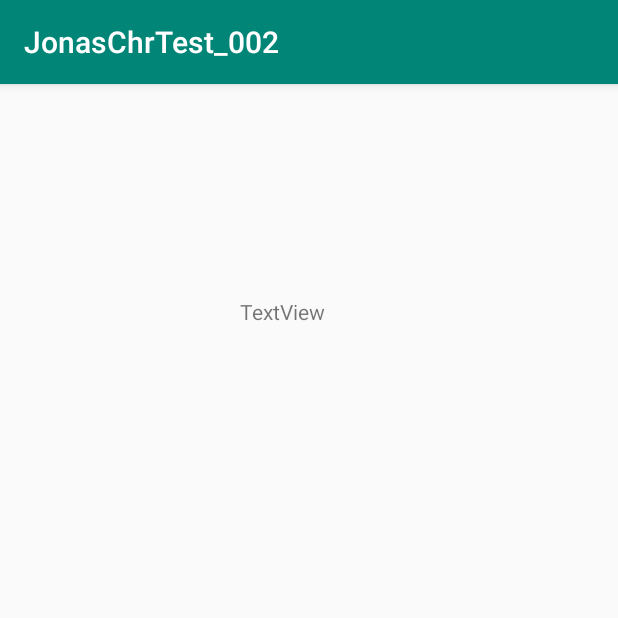
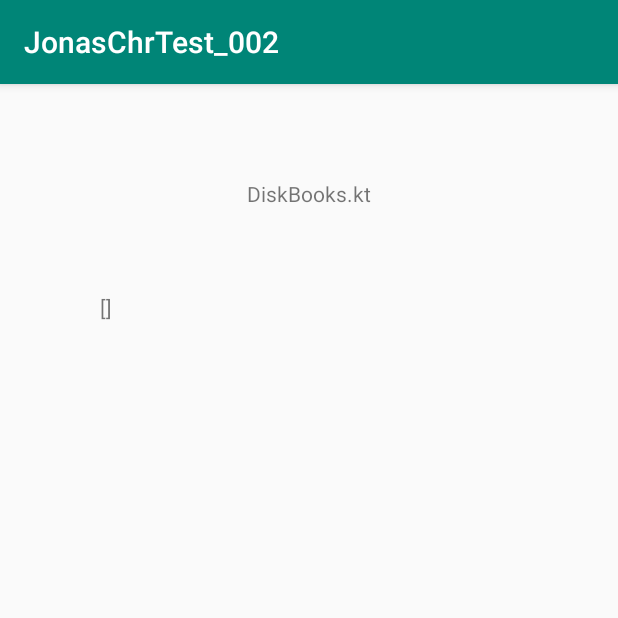
Before and after one commit to Weiqifan1/JonasChrTest_002, an Android app: the DiskBooks screen opened directly, with no data from a screen before it, on a phone screen of 412 x 824 dp, the top half of it. Run offline under Robolectric (Android 15) with nearby library versions, the light colour scheme and no system bars.

Commit message:
kan nu finde mp3 filer og se dem som stringe

```diff
--- a/app/src/main/AndroidManifest.xml
+++ b/app/src/main/AndroidManifest.xml
@@ -2,7 +2,8 @@
 <manifest xmlns:android="http://schemas.android.com/apk/res/android"
           package="com.example.jonaschrtest_002">
 
-    <uses-permission android:name="android.permission.READ_EXTERNAL_STORAGE"/>
+    <uses-permission android:name="android.permission.WRITE_EXTERNAL_STORAGE" />
+    <uses-permission android:name="android.permission.READ_EXTERNAL_STORAGE" />
 
     <application
             android:allowBackup="true"
--- a/app/src/main/java/com/example/jonaschrtest_002/DiskBooks.kt
+++ b/app/src/main/java/com/example/jonaschrtest_002/DiskBooks.kt
@@ -1,13 +1,142 @@
 package com.example.jonaschrtest_002
 
+import android.database.Cursor
 import android.os.Bundle
 import android.os.PersistableBundle
 import android.support.v7.app.AppCompatActivity
+import android.provider.MediaStore
+import android.util.Log
+import kotlinx.android.synthetic.main.activity_diskbooks.*
+import android.provider.MediaStore.Images.Media.getBitmap
+import android.R.attr.path
+import android.media.MediaMetadataRetriever
+import android.R.attr.duration
+import android.content.Context
+import java.nio.file.Files.exists
+import com.example.jonaschrtest_002.Models.AudioModel.*
+import com.example.jonaschrtest_002.Models.AudioModel
+
+
+
+
 
 class DiskBooks: AppCompatActivity() {
     override fun onCreate(savedInstanceState: Bundle?) {
         super.onCreate(savedInstanceState)
         setContentView(R.layout.activity_diskbooks)
+
+        actdiskbooks_name.text = "DiskBooks.kt"
+
+        //actdiskbooks_mp3strings.text = "her skal der vaere tekst om de mp3 strings jeg kan finde"
+        actdiskbooks_mp3strings.text = getAllAudioFromDevice(this).toString();
+
+
+
     }
 
+
+
+    //2019-05-04 kl. 19.56
+    //https://riptutorial.com/android/example/23916/fetch-audio-mp3-files-from-specific-folder-of-device-or-fetch-all-files
+    fun getAllAudioFromDevice(context: Context): ArrayList<AudioModel> {
+        val tempAudioList = ArrayList<AudioModel>()
+
+        val uri = MediaStore.Audio.Media.EXTERNAL_CONTENT_URI
+        val projection = arrayOf(
+            MediaStore.Audio.AudioColumns.DATA,
+            MediaStore.Audio.AudioColumns.TITLE,
+            MediaStore.Audio.AudioColumns.ALBUM,
+            MediaStore.Audio.ArtistColumns.ARTIST
+        )
+        //val c = context.getContentResolver()
+        //    .query(uri, projection, MediaStore.Audio.Media.DATA + " like ? ", arrayOf("%utm%"), null)
+        val c = context.getContentResolver().query(
+            uri,
+            projection,
+            null, null, null
+        )
+
+        if (c != null) {
+            while (c!!.moveToNext()) {
+                val audioModel = AudioModel(
+                    c!!.getString(0),
+                    c!!.getString(1),
+                    c!!.getString(2),
+                    c!!.getString(3)
+                )
+
+
+                //Log.e("Name :$name", " Album :$album")
+                //Log.e("Path :$path", " Artist :$artist")
+
+                tempAudioList.add(audioModel)
+            }
+            c!!.close()
+        }
+
+        return tempAudioList
+    }
+
+
 }
+
+
+
+
+/*
+
+    actdiskbooks_mp3strings.text = scanDeviceForMp3Files().size.toString()
+
+    //Stackoverflow.com - Lazy Ninja - edited Jan 30 '17 at 7:20  answered Jun 3 '14 at 2:14
+    //https://stackoverflow.com/questions/21496626/get-mp3-format-files-from-android-device
+    //(konverteret fra java til kotlin)
+    private fun scanDeviceForMp3Files(): List<String> {
+        //val selection = MediaStore.Audio.Media.IS_MUSIC + " != 0"
+        val selection = MediaStore.Audio.Media.IS_MUSIC + " != 0"
+        val projection = arrayOf(
+            MediaStore.Audio.Media.TITLE,
+            MediaStore.Audio.Media.ARTIST,
+            MediaStore.Audio.Media.DATA,
+            MediaStore.Audio.Media.DISPLAY_NAME,
+            MediaStore.Audio.Media.DURATION
+        )
+        val sortOrder = MediaStore.Audio.AudioColumns.TITLE + " COLLATE LOCALIZED ASC"
+        val mp3Files = ArrayList<String>()
+
+        var cursor: Cursor? = null
+        try {
+            val uri = android.provider.MediaStore.Audio.Media.EXTERNAL_CONTENT_URI
+            cursor = contentResolver.query(uri, projection, selection, null, sortOrder)
+            if (cursor != null) {
+                cursor!!.moveToFirst()
+
+                while (!cursor!!.isAfterLast()) {
+                    val title = cursor!!.getString(0)
+                    val artist = cursor!!.getString(1)
+                    val path = cursor!!.getString(2)
+                    val displayName = cursor!!.getString(3)
+                    val songDuration = cursor!!.getString(4)
+                    cursor!!.moveToNext()
+                    if (path != null && path!!.endsWith(".mp3")) {
+                        mp3Files.add(path)
+                    }
+                }
+
+            }
+
+            // print to see list of mp3 files
+            for (file in mp3Files) {
+                Log.i("TAG", file)
+            }
+
+        } catch (e: Exception) {
+            Log.e("TAG", e.toString())
+        } finally {
+            if (cursor != null) {
+                cursor!!.close()
+            }
+        }
+        return mp3Files
+    }
+
+ */
--- a/app/src/main/res/layout/activity_diskbooks.xml
+++ b/app/src/main/res/layout/activity_diskbooks.xml
@@ -6,10 +6,23 @@
                                              android:layout_height="match_parent">
 
     <TextView
-            android:text="TextView"
-            android:layout_width="wrap_content"
-            android:layout_height="wrap_content"
-            android:id="@+id/textView2" app:layout_constraintTop_toTopOf="parent"
-            app:layout_constraintStart_toStartOf="parent" android:layout_marginTop="142dp"
-            android:layout_marginStart="160dp"/>
+            android:text="actdiskbooks_name"
+            android:layout_width="83dp"
+            android:layout_height="20dp"
+            android:id="@+id/actdiskbooks_name"
+            android:layout_marginTop="8dp"
+            app:layout_constraintTop_toTopOf="parent" android:layout_marginBottom="8dp"
+            app:layout_constraintBottom_toBottomOf="parent" app:layout_constraintVertical_bias="0.076"
+            android:layout_marginStart="8dp" app:layout_constraintStart_toStartOf="parent"
+            android:layout_marginEnd="8dp" app:layout_constraintEnd_toEndOf="parent"/>
+    <TextView
+            android:text="actdiskbooks_mp3strings"
+            android:layout_width="278dp"
+            android:layout_height="520dp"
+            android:id="@+id/actdiskbooks_mp3strings" android:layout_marginTop="8dp"
+            app:layout_constraintTop_toBottomOf="@+id/actdiskbooks_name" android:layout_marginBottom="8dp"
+            app:layout_constraintBottom_toBottomOf="parent" app:layout_constraintVertical_bias="0.324"
+            android:layout_marginStart="8dp" app:layout_constraintStart_toStartOf="parent"
+            android:layout_marginEnd="8dp" app:layout_constraintEnd_toEndOf="parent"
+            app:layout_constraintHorizontal_bias="0.495"/>
 </android.support.constraint.ConstraintLayout>
```
Also changed, not shown: app/src/main/java/com/example/jonaschrtest_002/Models/AudioModel.kt (added, +8 -0 lines).
